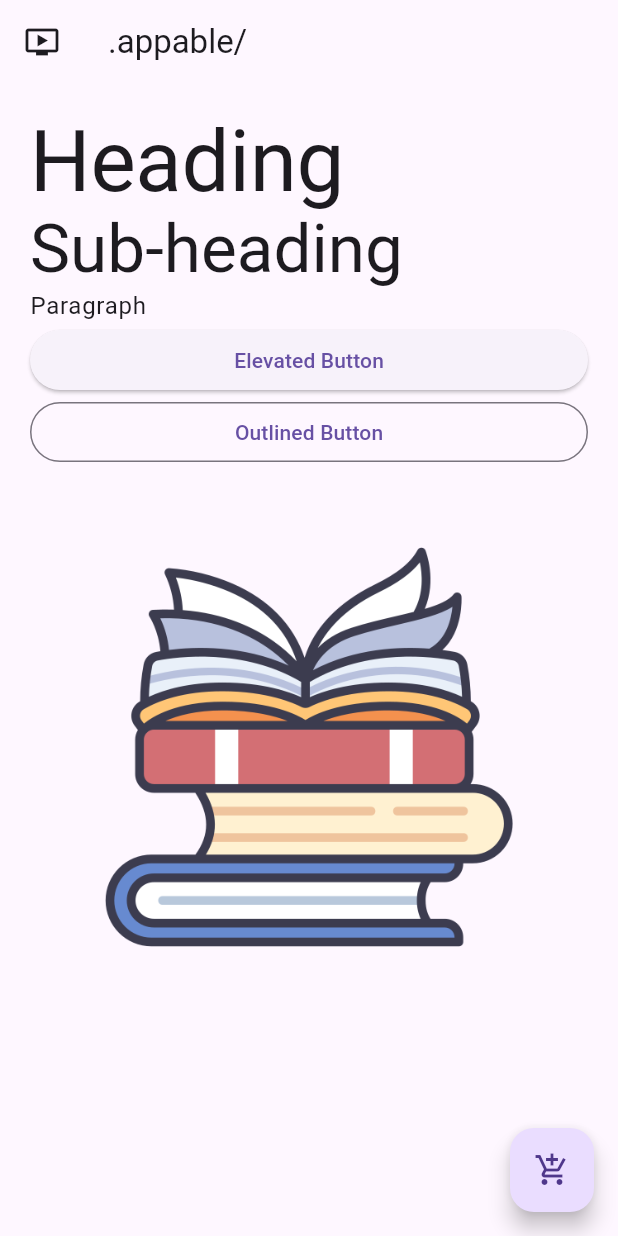
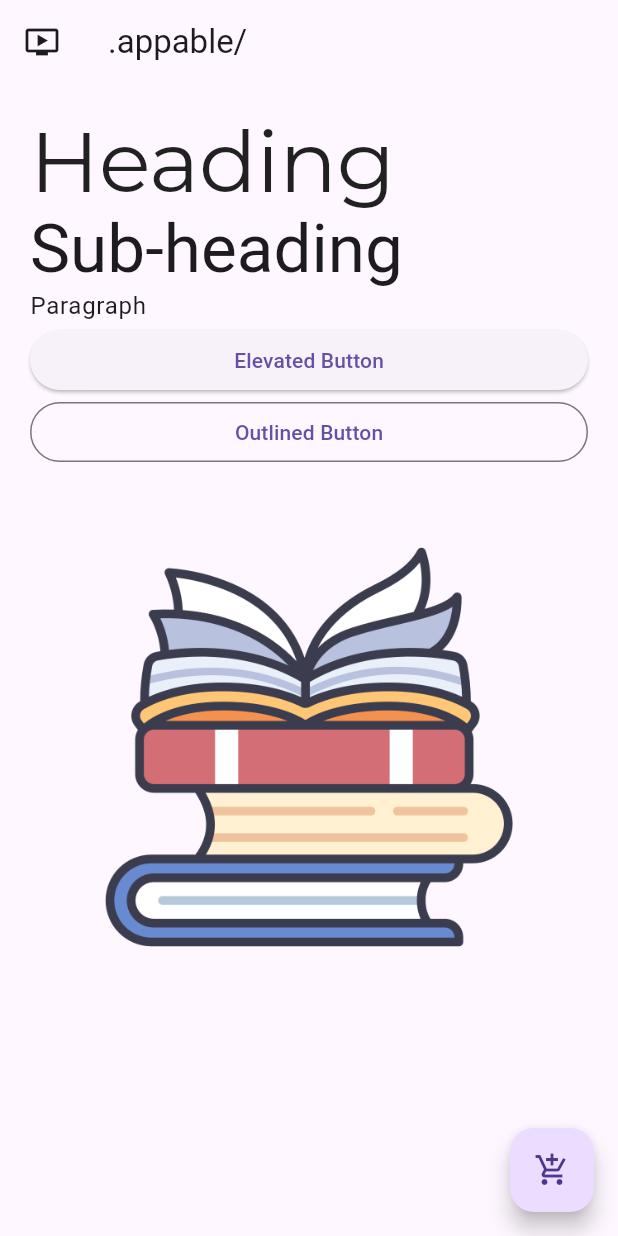
Before and after one commit to memtarhan/Become-a-Flutter-Developer, a Flutter app: the screen it shows after launch, on a phone screen of 412 x 824 dp. Run offline on Flutter 3.47's test engine with Material 3 defaults, Android fonts, the phone set to English and light mode, and no system bars; our stand-ins replace auto_size_text, cached_network_image, flutter_html, flutter_riverpod, flutter_slidable, flutter_svg and 3 more; missing offline and left inert: colorize_lumberdash, desktop_window, flutter_adaptive_scaffold, lumberdash.

Commit message:
<Flutter Projects>: themes

```diff
--- a/flutter-projects/login_app/lib/main.dart
+++ b/flutter-projects/login_app/lib/main.dart
@@ -1,4 +1,5 @@
 import 'package:flutter/material.dart';
+import 'package:login_app/src/utils/theme/theme.dart';
 
 void main() => runApp(const App());
 
@@ -8,10 +9,10 @@ class App extends StatelessWidget {
   @override
   Widget build(BuildContext context) {
     return MaterialApp(
-      theme: ThemeData(brightness: Brightness.light),
-      darkTheme: ThemeData(brightness: Brightness.dark),
+      theme: TAppTheme.lightTheme,
+      darkTheme: TAppTheme.darkTheme,
       themeMode: ThemeMode.system,
-      home: const Home(),
+      home: Home(),
       debugShowCheckedModeBanner: false,
     );
   }
@@ -23,7 +24,6 @@ class Home extends StatelessWidget {
   @override
   Widget build(BuildContext context) {
     return Scaffold(
-      backgroundColor: Theme.of(context).cardColor,
       appBar: AppBar(
         title: const Text(".appable/"),
         leading: const Icon(Icons.ondemand_video),
--- /dev/null
+++ b/flutter-projects/login_app/lib/src/utils/theme/theme.dart
@@ -0,0 +1,12 @@
+import 'package:flutter/material.dart';
+import 'package:google_fonts/google_fonts.dart';
+
+class TAppTheme {
+  static ThemeData lightTheme = ThemeData(
+    brightness: Brightness.light,
+    textTheme: TextTheme(
+      displayLarge: GoogleFonts.montserrat(color: Colors.black87),
+    ),
+  );
+  static ThemeData darkTheme = ThemeData(brightness: Brightness.dark);
+}
```
Also changed, not shown: flutter-projects/login_app/pubspec.yaml (+1 -26 lines), 6 other files.
